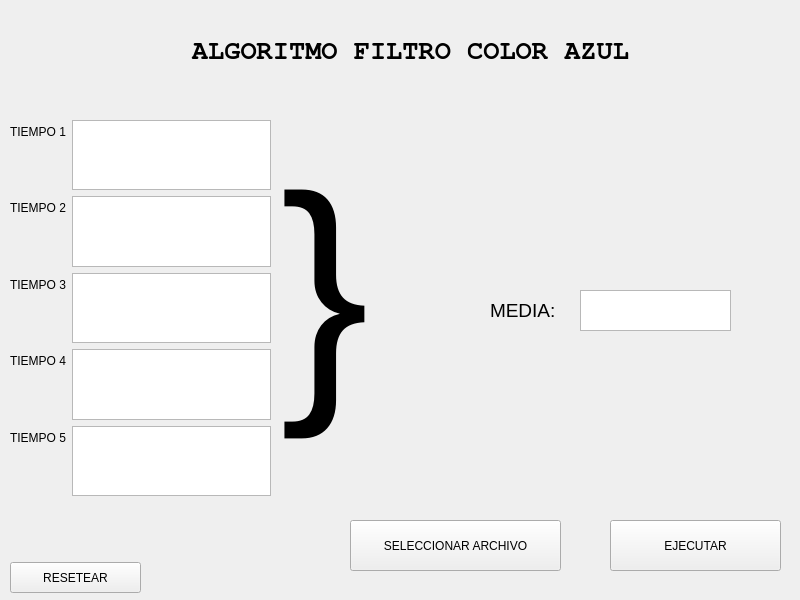
Qt form Pract3/filtrar.ui (DanielGarcia9/Pract3_ARCO) before a commit.
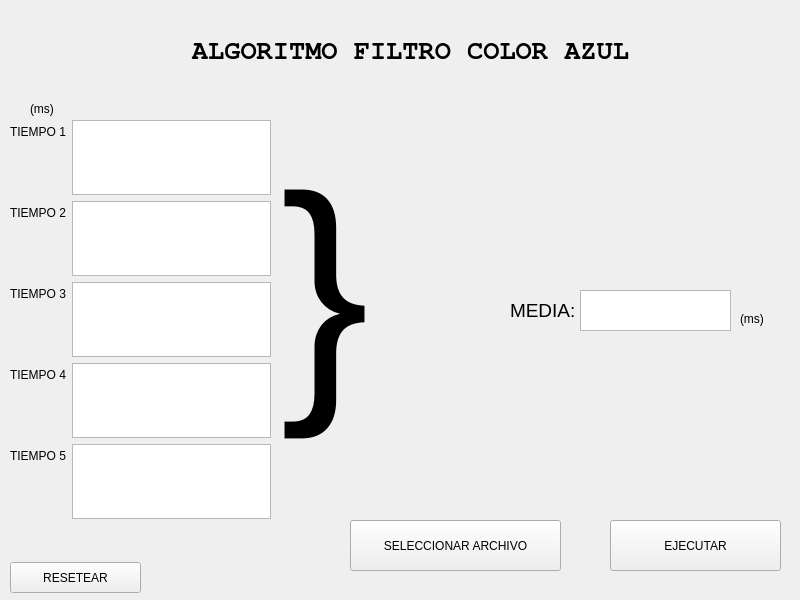
The same form after that commit.

The edit to the form file:
```diff
--- a/Pract3/filtrar.ui
+++ b/Pract3/filtrar.ui
@@ -38,7 +38,7 @@
       <x>10</x>
       <y>120</y>
       <width>261</width>
-      <height>376</height>
+      <height>399</height>
      </rect>
     </property>
     <layout class="QFormLayout" name="formLayout">
@@ -184,7 +184,7 @@
    <widget class="QLabel" name="label_8">
     <property name="geometry">
      <rect>
-      <x>490</x>
+      <x>510</x>
       <y>290</y>
       <width>81</width>
       <height>41</height>
@@ -199,6 +199,32 @@
      <string>MEDIA:</string>
     </property>
    </widget>
+   <widget class="QLabel" name="label_9">
+    <property name="geometry">
+     <rect>
+      <x>30</x>
+      <y>100</y>
+      <width>67</width>
+      <height>17</height>
+     </rect>
+    </property>
+    <property name="text">
+     <string>(ms)</string>
+    </property>
+   </widget>
+   <widget class="QLabel" name="label_10">
+    <property name="geometry">
+     <rect>
+      <x>740</x>
+      <y>310</y>
+      <width>67</width>
+      <height>17</height>
+     </rect>
+    </property>
+    <property name="text">
+     <string>(ms)</string>
+    </property>
+   </widget>
   </widget>
  </widget>
  <resources/>
```
Left out of the diff: 21 changed lines with no effect on the pictures.
